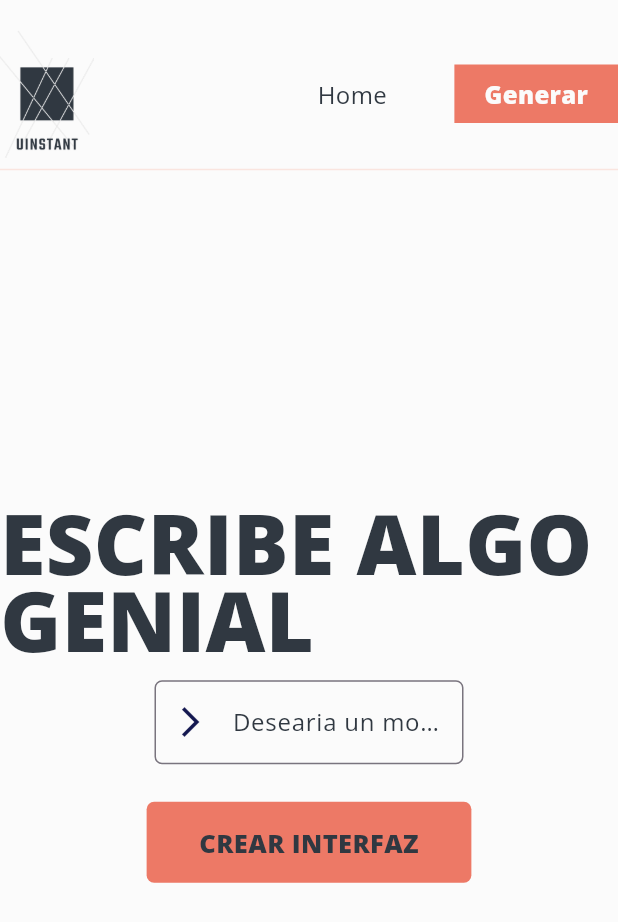
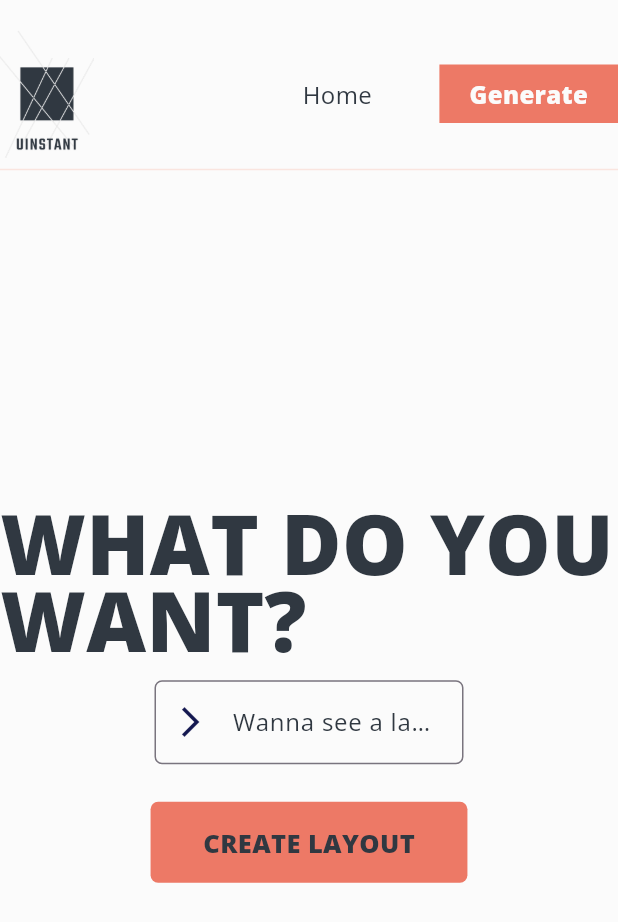
Before and after one commit to B1nast1c/Generative-Mockups, a Flutter app: the GeneratorView screen opened directly, on a phone screen of 412 x 824 dp. Shown: the top 922 px of the screen. Run offline on Flutter 3.47's test engine with Material 3 defaults, Android fonts, the phone set to English and light mode, and no system bars.

Commit message:
Español ->Ingles

```diff
--- a/lib/views/generator/generator_view.dart
+++ b/lib/views/generator/generator_view.dart
@@ -6,10 +6,11 @@ import 'package:interfaces/widgets/bar/search/generator_bar.dart';
 import 'package:interfaces/widgets/buttons/generate_button.dart';
 
 class GeneratorView extends StatelessWidget {
-  const GeneratorView({super.key});
+  const GeneratorView({Key? key}) : super(key: key);
 
   @override
   Widget build(BuildContext context) {
+    try {
       return const Scaffold(
         backgroundColor: AppColors.normalWhite,
         body: CenterView(
@@ -24,12 +25,13 @@ class GeneratorView extends StatelessWidget {
                   mainAxisAlignment: MainAxisAlignment.center,
                   children: <Widget>[
                     Text(
-                  "ESCRIBE ALGO GENIAL",
+                      "WHAT DO YOU WANT?",
                       style: TextStyle(
                         fontWeight: FontWeight.w800,
                         height: 0.925,
                         fontSize: 55,
-                      color: AppColors.letterColor),
+                        color: AppColors.letterColor,
+                      ),
                     ),
                     SizedBox(
                       height: 15,
@@ -38,12 +40,21 @@ class GeneratorView extends StatelessWidget {
                     SizedBox(
                       height: 25,
                     ),
-                GenerateButton(title: 'CREAR INTERFAZ')
+                    GenerateButton(title: 'CREATE LAYOUT'),
                   ],
                 ),
-          )
+              ),
             ],
-      )),
+          ),
+        ),
+      );
+    } catch (e) {
+      // Manejo de excepciones: muestra un mensaje de error en caso de problemas
+      return Scaffold(
+        body: Center(
+          child: Text('Error: ${e.toString()}'),
+        ),
       );
     }
   }
+}
--- a/lib/widgets/bar/navigation/navigation_bar.dart
+++ b/lib/widgets/bar/navigation/navigation_bar.dart
@@ -5,10 +5,11 @@ import 'package:interfaces/views/main/main_view.dart';
 
 class CustomNavigationBar extends StatelessWidget {
   final int active;
-  const CustomNavigationBar({super.key, required this.active});
+  const CustomNavigationBar({Key? key, required this.active}) : super(key: key);
 
   @override
   Widget build(BuildContext context) {
+    try {
       return SizedBox(
         height: 85,
         child: Row(
@@ -16,9 +17,14 @@ class CustomNavigationBar extends StatelessWidget {
           children: <Widget>[
             GestureDetector(
               onTap: () {
+                try {
                   Navigator.of(context).push(MaterialPageRoute(
                     builder: (context) => const MainView(),
                   ));
+                } catch (e) {
+                  // Manejo de excepciones: muestra un mensaje de error en caso de problemas
+                  // print('Error en onTap de MainView: ${e.toString()}');
+                }
               },
               child: MouseRegion(
                 cursor: SystemMouseCursors.click,
@@ -33,12 +39,17 @@ class CustomNavigationBar extends StatelessWidget {
               children: <Widget>[
                 BarItem(title: "Home", active: active, current: 1),
                 const SizedBox(width: 25),
-              BarItem(title: "Generar", active: active, current: 2)
+                BarItem(title: "Generate", active: active, current: 2)
               ],
             ),
           ],
         ),
       );
+    } catch (e) {
+      // Manejo de excepciones: muestra un mensaje de error en caso de problemas
+      // print('Error en CustomNavigationBar: ${e.toString()}');
+      return const SizedBox.shrink();
+    }
   }
 }
 
@@ -46,21 +57,28 @@ class BarItem extends StatelessWidget {
   final String title;
   final int active;
   final int current;
-  const BarItem(
-      {super.key,
+  const BarItem({
+    Key? key,
     required this.title,
     required this.active,
-      required this.current});
+    required this.current,
+  }) : super(key: key);
 
   @override
   Widget build(BuildContext context) {
+    try {
       return GestureDetector(
         onTap: () {
+          try {
             Widget renderView =
                 current == 1 ? const MainView() : const GeneratorView();
             Navigator.of(context).push(MaterialPageRoute(
               builder: (context) => renderView,
             ));
+          } catch (e) {
+            // Manejo de excepciones: muestra un mensaje de error en caso de problemas
+            // print('Error en onTap de BarItem: ${e.toString()}');
+          }
         },
         child: MouseRegion(
           cursor: SystemMouseCursors.click,
@@ -77,8 +95,15 @@ class BarItem extends StatelessWidget {
                       : AppColors.letterColor,
                   fontWeight:
                       current == active ? FontWeight.bold : FontWeight.normal,
-                ))),
+                )),
+          ),
         ),
       );
+    } catch (e) {
+      // Manejo de excepciones: muestra un mensaje de error en caso de problemas
+      // print('Error en BarItem: ${e.toString()}');
+      return const SizedBox
+          .shrink(); // O cualquier otro comportamiento deseado en caso de error
     }
   }
+}
--- a/lib/widgets/bar/search/generator_bar.dart
+++ b/lib/widgets/bar/search/generator_bar.dart
@@ -2,7 +2,7 @@ import 'package:flutter/material.dart';
 import 'package:interfaces/common/colors.dart';
 
 class GeneratorBar extends StatefulWidget {
-  const GeneratorBar({super.key});
+  const GeneratorBar({Key? key}) : super(key: key);
 
   @override
   State<GeneratorBar> createState() => _GeneratorBarState();
@@ -14,25 +14,36 @@ class _GeneratorBarState extends State<GeneratorBar> {
 
   @override
   void dispose() {
+    try {
       textController.dispose();
+    } catch (e) {
+      // Manejo de excepciones: muestra un mensaje de error en caso de problemas
+      // print('Error en dispose de GeneratorBar: ${e.toString()}');
+    }
     super.dispose();
   }
 
   void inputTextChanged(String newText) {
     setState(() {
+      try {
         inputText = newText;
+      } catch (e) {
+        // Manejo de excepciones: muestra un mensaje de error en caso de problemas
+        // print('Error en inputTextChanged de GeneratorBar: ${e.toString()}');
+      }
     });
   }
 
   @override
   Widget build(BuildContext context) {
+    try {
       return SizedBox(
         width: MediaQuery.of(context).size.width * 0.5,
         child: TextField(
           controller: textController,
           onChanged: inputTextChanged,
           decoration: InputDecoration(
-            hintText: 'Desearia un mockup de...',
+            hintText: 'Wanna see a layout of...',
             hintStyle: const TextStyle(color: AppColors.letterColor),
             border: OutlineInputBorder(
               borderRadius: BorderRadius.circular(5.0),
@@ -41,13 +52,21 @@ class _GeneratorBarState extends State<GeneratorBar> {
             ),
             focusedBorder: OutlineInputBorder(
               borderRadius: BorderRadius.circular(5.0),
-                borderSide: const BorderSide(
-                    color: AppColors.normalSalmon, width: 0.5)),
+              borderSide:
+                  const BorderSide(color: AppColors.normalSalmon, width: 0.5),
+            ),
             prefixIcon: const Icon(
               Icons.arrow_forward_ios,
               color: AppColors.darkBlue,
-            )),
+            ),
+          ),
         ),
       );
+    } catch (e) {
+      // Manejo de excepciones: muestra un mensaje de error en caso de problemas
+      // print('Error en build de GeneratorBar: ${e.toString()}');
+      return const SizedBox
+          .shrink(); // O cualquier otro comportamiento deseado en caso de error
     }
   }
+}
--- a/lib/widgets/information/main_description.dart
+++ b/lib/widgets/information/main_description.dart
@@ -14,7 +14,7 @@ class MainDescription extends StatelessWidget {
           mainAxisAlignment: MainAxisAlignment.center,
           children: <Widget>[
             Text(
-              "GENERADOR DE \nMOCKUPS",
+              "LAYOUT \nGENERATOR",
               style: TextStyle(
                   fontWeight: FontWeight.w800,
                   height: 0.9,
@@ -25,14 +25,14 @@ class MainDescription extends StatelessWidget {
               height: 25,
             ),
             Text(
-              "Transforma tus conceptos en diseños asombrosos: nuestra página web genera mockups en base a tus ideas y palabras",
+              "Piensa en una frase mejor XD",
               style: TextStyle(
                   fontSize: 15, height: 1.5, color: AppColors.letterColor),
             ),
             SizedBox(
               height: 20,
             ),
-            MainButton(title: 'EMPEZAR')
+            MainButton(title: "LET'S START")
           ]),
     );
   }
--- a/lib/widgets/information/results_prompt.dart
+++ b/lib/widgets/information/results_prompt.dart
@@ -14,7 +14,7 @@ class ResultsPrompt extends StatelessWidget {
           mainAxisAlignment: MainAxisAlignment.center,
           children: <Widget>[
             const Text(
-              "Estos son los resultados generados para:",
+              "These are the results: ",
               style: TextStyle(
                 fontSize: 15,
                 height: 1.5,
--- a/lib/widgets/results/generator_results.dart
+++ b/lib/widgets/results/generator_results.dart
@@ -89,7 +89,7 @@ showInfo(context, title, id) {
                                 height: 40,
                               ),
                               Text(
-                                'Interfaz nº $id',
+                                'Layout nº $id',
                                 style: const TextStyle(
                                     fontWeight: FontWeight.w800,
                                     height: 0.9,
@@ -116,7 +116,7 @@ showInfo(context, title, id) {
                                         crossAxisAlignment:
                                             CrossAxisAlignment.start,
                                         children: <Widget>[
-                                          Text('Título de la interfaz: $title',
+                                          Text('Layout code: $title',
                                               style: const TextStyle(
                                                   height: 2.5,
                                                   fontSize: 25,
@@ -134,10 +134,9 @@ showInfo(context, title, id) {
                                           CrossAxisAlignment.start,
                                       children: <Widget>[
                                         DownloadButton(
-                                            title: 'Descargar Imagen'),
+                                            title: 'Download layout'),
                                         SizedBox(height: 15),
-                                        ShareButton(
-                                            title: 'Compartir Contenido')
+                                        ShareButton(title: 'Share layout')
                                       ],
                                     ),
                                   )
```
Also changed, not shown: lib/views/loader/loading_view.dart (+12 -4 lines), lib/views/main/left_view.dart (+10 -1 lines), lib/views/main/main_view.dart (+6 -1 lines), lib/views/results/results_view.dart (+14 -3 lines), 1 other file. Lines whose indentation alone changed are shown as unchanged.
